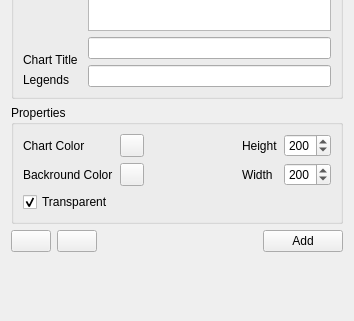
jose94752/ClipEdit, file sources/Forms/formcharts.ui: the form before one commit; both pictures show x 0 to 354 and y 294 to 615 of the 354 by 615 pixel window.
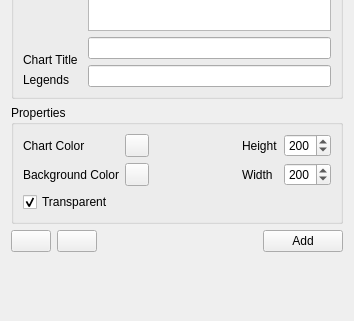
The form after the commit. Icons and pictures are not drawn. Custom widgets are drawn as their Qt base class.

Patch:
```diff
--- a/sources/Forms/formcharts.ui
+++ b/sources/Forms/formcharts.ui
@@ -148,7 +148,7 @@
         <item row="1" column="0">
          <widget class="QLabel" name="label_4">
           <property name="text">
-           <string>Backround Color</string>
+           <string>Background Color</string>
           </property>
          </widget>
         </item>
```
